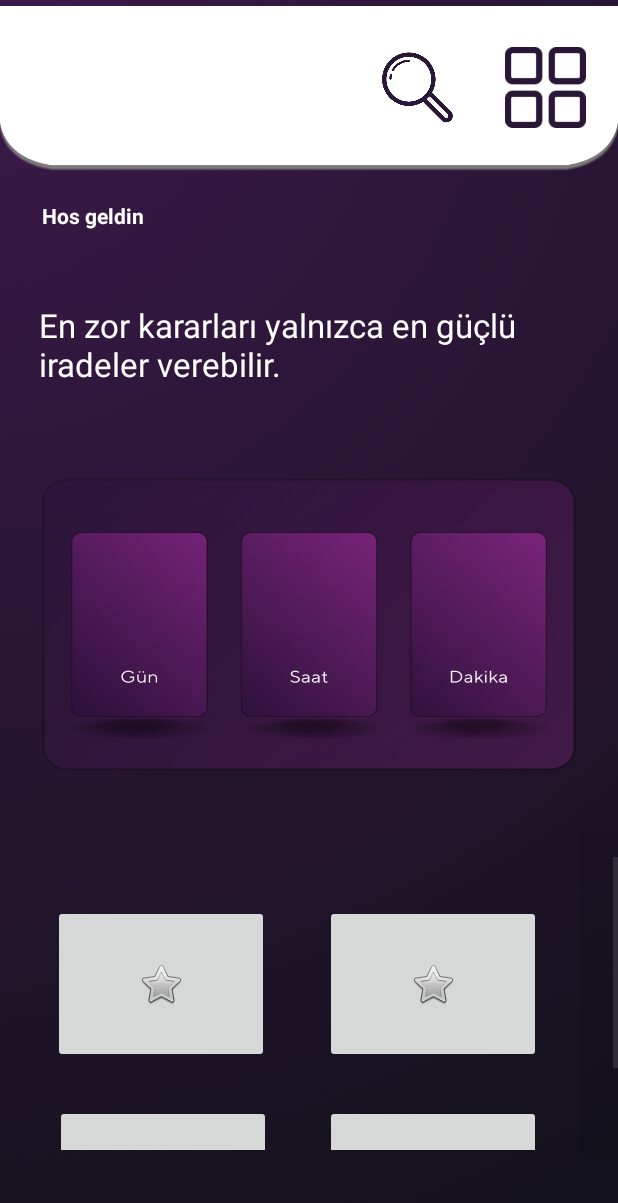
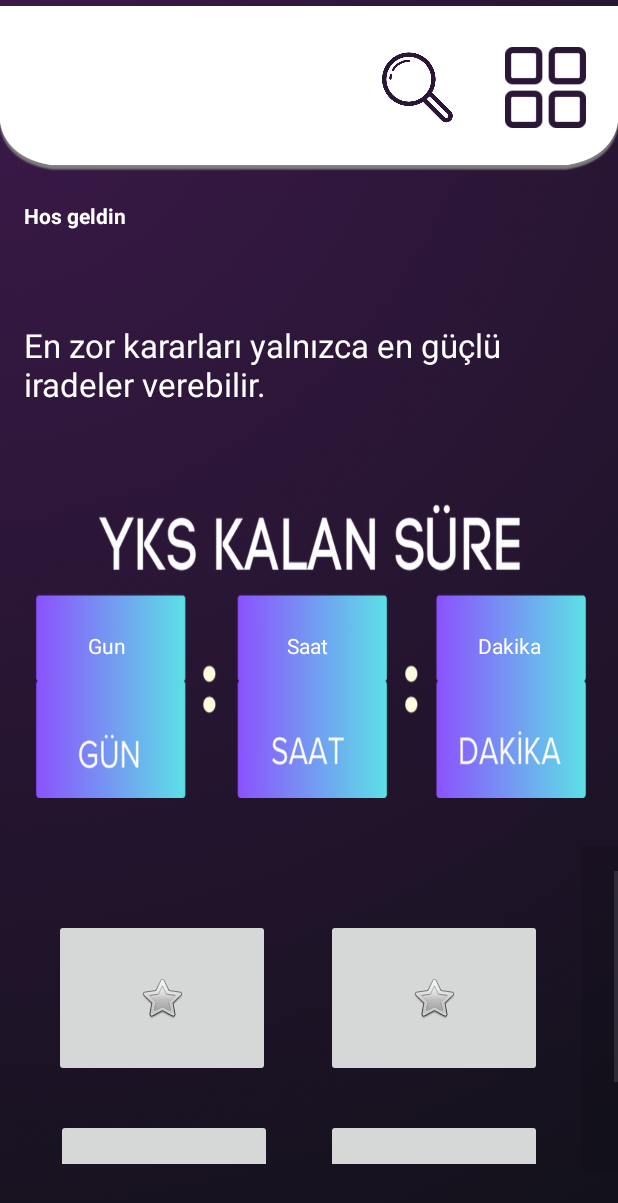
Before and after one commit to mustafateker/AndroidAppProje, an Android app: the layout activity_main.xml on its own in the app's theme, with its tools: preview values and no code run, on a phone screen of 412 x 824 dp. Shown: the top 1203 px of the screen. Run offline under Robolectric (Android 15) with nearby library versions, the phone set to English and light mode, and no system bars.

Commit message:
• Countdown timer eklendi, • Countdown timer temasi revize edildi

```diff
--- a/app/src/main/java/com/crossborders/studyhard/MainActivity.kt
+++ b/app/src/main/java/com/crossborders/studyhard/MainActivity.kt
@@ -3,17 +3,16 @@ package com.crossborders.studyhard
 
 import android.annotation.SuppressLint
 import android.os.Bundle
+import android.os.CountDownTimer
 import android.util.TypedValue
 import android.widget.TextView
 import androidx.appcompat.app.AppCompatActivity
 import androidx.core.content.res.ResourcesCompat
 import com.google.firebase.auth.FirebaseAuth
-
-
+import java.text.SimpleDateFormat
+import java.util.Locale
 
 class MainActivity : AppCompatActivity() {
-
-
 
     @SuppressLint("CutPasteId")
     override fun onCreate(savedInstanceState: Bundle?) {
@@ -21,27 +20,65 @@ class MainActivity : AppCompatActivity() {
         setContentView(R.layout.activity_main)
 
 
-        //Hoş geldin User_name yazdırma
+        // Hoş geldin User_name yazdırma
         val firebaseAuth = FirebaseAuth.getInstance()
         val user = firebaseAuth.currentUser
-        if(user!=null){
+        if (user != null) {
             val Username = user.email
-            println("$Username")
             val metin = "Hoş geldin $Username"
-            val welcomeUserText : TextView = findViewById(R.id.textView)
-            welcomeUserText.setText(/* text = */ metin)
+            val welcomeUserText: TextView = findViewById(R.id.textView)
+            welcomeUserText.text = metin
         }
-
 
         val fontResourceId = R.font.open_sans_regular
         findViewById<TextView>(R.id.textView).typeface = ResourcesCompat.getFont(this, fontResourceId)
-        findViewById<TextView>(R.id.textView).setTextSize(TypedValue.COMPLEX_UNIT_SP , 50.toFloat())
+        findViewById<TextView>(R.id.textView).setTextSize(TypedValue.COMPLEX_UNIT_SP, 40.toFloat())
 
-        val playfair_italic= R.font.playfair_italic
-        findViewById<TextView>(R.id.gunun_sozu).typeface = ResourcesCompat.getFont(this, playfair_italic)
-        findViewById<TextView>(R.id.textView).setTextSize(TypedValue.COMPLEX_UNIT_DIP , 30.toFloat())
+        val playfairItalic = R.font.playfair_italic
+        findViewById<TextView>(R.id.gunun_sozu).typeface = ResourcesCompat.getFont(this, playfairItalic)
+        findViewById<TextView>(R.id.gunun_sozu).setTextSize(TypedValue.COMPLEX_UNIT_DIP, 20.toFloat())
 
-    }
+        val codepro = R.font.code_pro
+        findViewById<TextView>(R.id.gunTextView).typeface = ResourcesCompat.getFont(this , codepro)
+        findViewById<TextView>(R.id.gunTextView).setTextSize(TypedValue.COMPLEX_UNIT_DIP, 50.toFloat())
+
+        findViewById<TextView>(R.id.saatTextView).typeface = ResourcesCompat.getFont(this , codepro)
+        findViewById<TextView>(R.id.saatTextView).setTextSize(TypedValue.COMPLEX_UNIT_DIP, 50.toFloat())
+
+        findViewById<TextView>(R.id.dakikaTextView).typeface = ResourcesCompat.getFont(this , codepro)
+        findViewById<TextView>(R.id.dakikaTextView).setTextSize(TypedValue.COMPLEX_UNIT_DIP, 50.toFloat())
 
 
+        // Geri sayım
+        val geriSayimGunText: TextView = findViewById(R.id.gunTextView)
+        val geriSayimSaatText: TextView = findViewById(R.id.saatTextView)
+        val geriSayimDakikaText: TextView = findViewById(R.id.dakikaTextView)
+
+        val hedefTarih = "2024-06-08 10:00:00"
+        val tarihFormati = SimpleDateFormat("yyyy-MM-dd HH:mm:ss", Locale.getDefault())
+        val hedefTarihZamani = tarihFormati.parse(hedefTarih)
+        val anlikTarih = System.currentTimeMillis()
+
+        val zamanFarki = hedefTarihZamani!!.time - anlikTarih
+        object : CountDownTimer(zamanFarki, 1000) {
+            override fun onTick(millisUntilFinished: Long) {
+                val kalanZaman = millisUntilFinished
+                val gun = kalanZaman / (24 * 60 * 60 * 1000)
+                val saat = (kalanZaman % (24 * 60 * 60 * 1000)) / (60 * 60 * 1000)
+                val dakika = (kalanZaman % (60 * 60 * 1000)) / (60 * 1000)
+
+                val geriSayimGunTextView = String.format(Locale.getDefault(), "%02d", gun)
+                val geriSayimSaatTextView = String.format(Locale.getDefault(), "%02d", saat)
+                val geriSayimDakikaTextView = String.format(Locale.getDefault(), "%02d", dakika)
+
+                geriSayimGunText.text = geriSayimGunTextView
+                geriSayimSaatText.text = geriSayimSaatTextView
+                geriSayimDakikaText.text = geriSayimDakikaTextView
+            }
+
+            override fun onFinish() {
+
+            }
+        }.start()
+    }
 }
--- a/app/src/main/res/layout/activity_main.xml
+++ b/app/src/main/res/layout/activity_main.xml
@@ -44,21 +44,70 @@
 
     <ImageView
         android:id="@+id/time_counter"
-        android:layout_width="356dp"
-        android:layout_height="195dp"
+        android:layout_width="396dp"
+        android:layout_height="199dp"
         android:scaleType="fitXY"
         app:layout_constraintBottom_toTopOf="@+id/scrollView2"
         app:layout_constraintEnd_toEndOf="parent"
+        app:layout_constraintHorizontal_bias="0.571"
         app:layout_constraintStart_toStartOf="parent"
+
         app:layout_constraintTop_toBottomOf="@id/gunun_sozu"
+        app:layout_constraintVertical_bias="0.059"
+        app:srcCompat="@drawable/countdown_timer" />
 
-        app:layout_constraintVertical_bias="0.059"
-        app:srcCompat="@drawable/time_counter" />
+    <androidx.constraintlayout.widget.ConstraintLayout
+        android:layout_width="365dp"
+        android:layout_height="131dp"
+        app:layout_constraintBottom_toBottomOf="@id/time_counter"
+        app:layout_constraintEnd_toEndOf="@id/time_counter"
+        app:layout_constraintHorizontal_bias="0.451"
+        app:layout_constraintStart_toStartOf="@id/time_counter"
+        app:layout_constraintTop_toTopOf="@+id/time_counter"
+        app:layout_constraintVertical_bias="0.882">
+
+        <TextView
+            android:id="@+id/gunTextView"
+            android:layout_width="96dp"
+            android:layout_height="59dp"
+            android:text="Gun"
+            android:textAlignment="center"
+            android:textColor="#FFFFFF"
+            app:layout_constraintBottom_toBottomOf="parent"
+            app:layout_constraintStart_toStartOf="parent"
+            app:layout_constraintTop_toTopOf="parent"
+            app:layout_constraintVertical_bias="0.388" />
+
+        <TextView
+            android:id="@+id/saatTextView"
+            android:layout_width="98dp"
+            android:layout_height="59dp"
+            android:text="Saat"
+            android:textColor="#FFFFFF"
+            android:textAlignment="center"
+            app:layout_constraintBottom_toBottomOf="parent"
+            app:layout_constraintEnd_toStartOf="@+id/dakikaTextView"
+            app:layout_constraintStart_toEndOf="@+id/gunTextView"
+            app:layout_constraintTop_toTopOf="parent"
+            app:layout_constraintVertical_bias="0.388" />
+
+        <TextView
+            android:id="@+id/dakikaTextView"
+            android:layout_width="98dp"
+            android:layout_height="60dp"
+            android:text="Dakika"
+            android:textColor="#FFFFFF"
+            android:textAlignment="center"
+            app:layout_constraintBottom_toBottomOf="parent"
+            app:layout_constraintEnd_toEndOf="parent"
+            app:layout_constraintTop_toTopOf="parent"
+            app:layout_constraintVertical_bias="0.394" />
+    </androidx.constraintlayout.widget.ConstraintLayout>
 
     <TextView
         android:id="@+id/textView"
-        android:layout_width="356dp"
-        android:layout_height="48dp"
+        android:layout_width="369dp"
+        android:layout_height="65dp"
         android:layout_marginTop="20dp"
         android:ems="10"
         android:inputType="text"
@@ -67,20 +116,22 @@
 
         android:textStyle="bold"
         app:layout_constraintEnd_toEndOf="parent"
+        app:layout_constraintHorizontal_bias="0.38"
         app:layout_constraintStart_toStartOf="parent"
         app:layout_constraintTop_toBottomOf="@id/main_top_fon_ImageView" />
 
     <TextView
         android:id="@+id/gunun_sozu"
-        android:layout_width="360dp"
-        android:layout_height="59dp"
-        android:layout_marginTop="20dp"
+        android:layout_width="364dp"
+        android:layout_height="69dp"
+        android:layout_marginTop="16dp"
         android:contentDescription="günün sözü"
         android:text="@string/ozlu_soz_1"
         android:textColor="@color/white"
         android:textIsSelectable="false"
         android:textSize="22dp"
         app:layout_constraintEnd_toEndOf="parent"
+        app:layout_constraintHorizontal_bias="0.34"
         app:layout_constraintStart_toStartOf="parent"
         app:layout_constraintTop_toBottomOf="@id/textView" />
 
@@ -138,7 +189,7 @@
         android:contentDescription="Scroll view"
         app:layout_constraintBottom_toBottomOf="parent"
         app:layout_constraintEnd_toEndOf="parent"
-        app:layout_constraintHorizontal_bias="1.0"
+        app:layout_constraintHorizontal_bias="0.0"
         app:layout_constraintStart_toStartOf="parent"
 
         app:layout_constraintTop_toBottomOf="@id/time_counter"
```
Also changed, not shown: app/src/main/res/drawable/countdown_timer.png (added), app/src/main/res/font/code_pro.otf (added).
